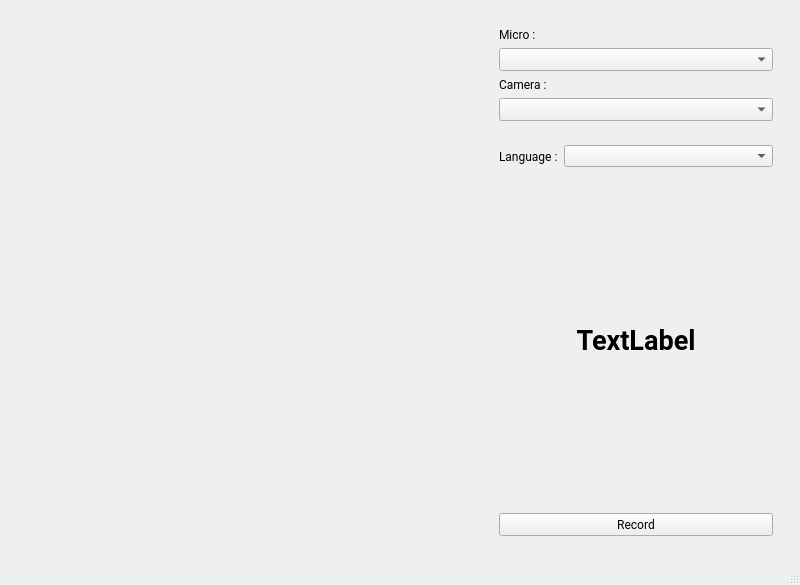
This is main_pyside.ui in Yoan-Lespessailles/acquisition_donnees as Qt 5 draws it before an edit. The edited form follows.
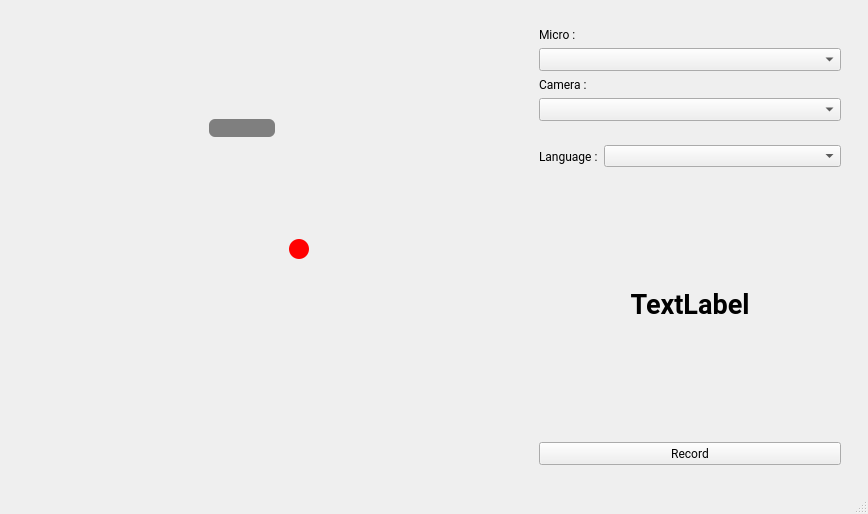
This is the edited form. The open tabs and pages were chosen to show the change.

Commit message: Signalement à l'utilisateur du record

```diff
--- a/main_pyside.ui
+++ b/main_pyside.ui
@@ -6,8 +6,8 @@
    <rect>
     <x>0</x>
     <y>0</y>
-    <width>800</width>
-    <height>585</height>
+    <width>868</width>
+    <height>514</height>
    </rect>
   </property>
   <property name="windowTitle">
@@ -19,17 +19,84 @@
   <widget class="QWidget" name="centralwidget">
    <layout class="QHBoxLayout" name="horizontalLayout_3" stretch="3,2">
     <item>
-     <widget class="QWidget" name="widget_camera" native="true">
+     <widget class="QStackedWidget" name="stackedWidget">
       <property name="sizePolicy">
        <sizepolicy hsizetype="Expanding" vsizetype="Expanding">
         <horstretch>0</horstretch>
         <verstretch>0</verstretch>
        </sizepolicy>
       </property>
-      <property name="styleSheet">
-       <string notr="true">/*background-color: black;
-border-radius: 12px;*/</string>
+      <property name="currentIndex">
+       <number>0</number>
       </property>
+      <widget class="QWidget" name="page_video">
+       <widget class="QWidget" name="video_widget" native="true">
+        <property name="geometry">
+         <rect>
+          <x>330</x>
+          <y>180</y>
+          <width>120</width>
+          <height>80</height>
+         </rect>
+        </property>
+        <property name="sizePolicy">
+         <sizepolicy hsizetype="Expanding" vsizetype="Expanding">
+          <horstretch>0</horstretch>
+          <verstretch>0</verstretch>
+         </sizepolicy>
+        </property>
+       </widget>
+      </widget>
+      <widget class="QWidget" name="page_overlay">
+       <widget class="QLabel" name="label_record_timer">
+        <property name="geometry">
+         <rect>
+          <x>200</x>
+          <y>110</y>
+          <width>66</width>
+          <height>18</height>
+         </rect>
+        </property>
+        <property name="styleSheet">
+         <string notr="true">color: white;
+background-color: rgba(0, 0, 0, 120);
+border-radius: 6px;
+padding: 4px 8px;</string>
+        </property>
+        <property name="text">
+         <string/>
+        </property>
+       </widget>
+       <widget class="QLabel" name="label_record_dot">
+        <property name="geometry">
+         <rect>
+          <x>280</x>
+          <y>230</y>
+          <width>20</width>
+          <height>20</height>
+         </rect>
+        </property>
+        <property name="minimumSize">
+         <size>
+          <width>20</width>
+          <height>20</height>
+         </size>
+        </property>
+        <property name="maximumSize">
+         <size>
+          <width>20</width>
+          <height>20</height>
+         </size>
+        </property>
+        <property name="styleSheet">
+         <string notr="true">background-color: red;
+border-radius: 10px;</string>
+        </property>
+        <property name="text">
+         <string/>
+        </property>
+       </widget>
+      </widget>
      </widget>
     </item>
     <item>
```
Left out of the diff: 2 changed lines with no effect on the pictures. The commit also changes 3 other files.
